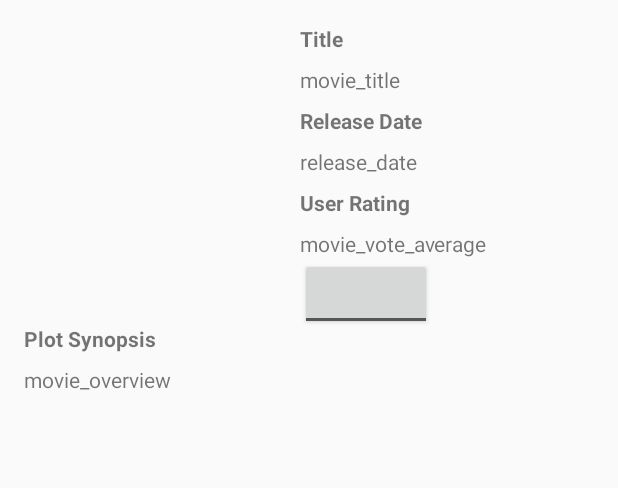
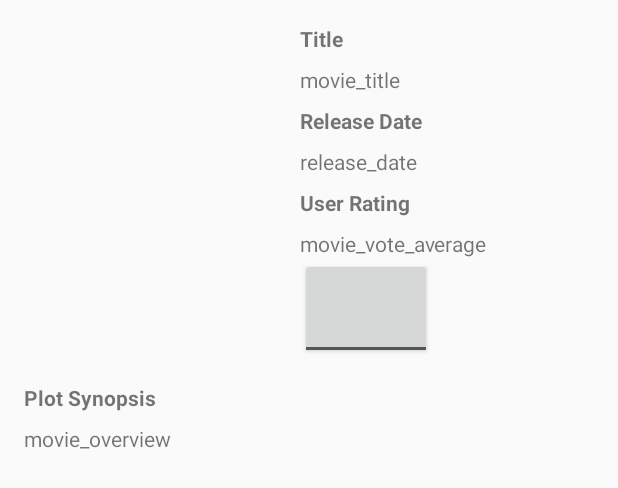
Before and after one commit to memreyilmaz/PopularMovies, an Android app: the layout activity_detail.xml on its own in the app's theme, with its tools: preview values and no code run, on a phone screen of 412 x 824 dp. Shown: the top 488 px of the screen. Run offline under Robolectric (Android 15) with nearby library versions, the phone set to English and light mode, and no system bars.

Commit message:
deleted logs added activity headers review card reformatted favourite star reformatted layout files reformatted

```diff
--- a/app/src/main/AndroidManifest.xml
+++ b/app/src/main/AndroidManifest.xml
@@ -20,6 +20,7 @@
         </activity>
         <activity
             android:name=".DetailActivity"
+            android:label="@string/details_title"
             android:parentActivityName=".MainActivity">
 
             <meta-data
@@ -36,7 +37,8 @@
                 android:value="com.example.android.popularmoviesstagetwo.MainActivity" />
         </activity>
         <activity
-            android:name=".FavouriteActivity">
+            android:name=".FavouriteActivity"
+            android:label="@string/favourites_title">
             <meta-data
                 android:name="android.support.PARENT_ACTIVITY"
                 android:value="com.example.android.popularmoviesstagetwo.MainActivity" />
--- a/app/src/main/java/com/example/android/popularmoviesstagetwo/adapters/TrailerAdapter.java
+++ b/app/src/main/java/com/example/android/popularmoviesstagetwo/adapters/TrailerAdapter.java
@@ -70,8 +70,6 @@ public class TrailerAdapter extends RecyclerView.Adapter<TrailerAdapter.TrailerA
         String youtubetrailerthumbnail = TRAILER_PATH_PREFIX + trailer.getKey() + TRAILER_PATH_SUFFIX;
         Picasso.with(context)
                 .load(youtubetrailerthumbnail)
-                //.resize(506, 759)
-                //.centerCrop()
                 .into(holder.trailerImageView);
         holder.trailerTextView.setText(trailer.getName());
     }
--- a/app/src/main/res/layout/activity_detail.xml
+++ b/app/src/main/res/layout/activity_detail.xml
@@ -72,20 +72,21 @@
             tools:text="movie_vote_average" />
 
         <ToggleButton
+            android:id="@+id/add_favourite_button"
             android:layout_width="wrap_content"
             android:layout_height="wrap_content"
-            android:id="@+id/add_favourite_button"
-            android:textOn=""
+            android:layout_below="@id/movie_vote_average"
+            android:layout_toEndOf="@id/movie_poster"
+            android:padding="24dp"
             android:textOff=""
-            android:layout_below="@id/movie_vote_average"
-            android:layout_toEndOf="@id/movie_poster"/>
+            android:textOn="" />
 
         <TextView
             android:id="@+id/movie_overview_textView"
             android:layout_width="wrap_content"
             android:layout_height="wrap_content"
-            android:layout_below="@id/movie_poster"
-            android:paddingLeft="16dp"
+            android:layout_below="@id/add_favourite_button"
+            android:paddingStart="16dp"
             android:paddingTop="16dp"
             android:text="@string/movie_overview_label"
             android:textStyle="bold" />
@@ -102,19 +103,17 @@
             tools:text="movie_overview" />
 
         <android.support.v7.widget.RecyclerView
-            android:layout_below="@id/movie_overview"
             android:id="@+id/movie_trailer_recycler_view"
             android:layout_width="match_parent"
-            android:layout_height="wrap_content">
+            android:layout_height="wrap_content"
+            android:layout_below="@id/movie_overview">
         </android.support.v7.widget.RecyclerView>
 
         <android.support.v7.widget.RecyclerView
-            android:layout_below="@id/movie_trailer_recycler_view"
             android:id="@+id/movie_review_recycler_view"
             android:layout_width="match_parent"
-            android:layout_height="wrap_content">
+            android:layout_height="wrap_content"
+            android:layout_below="@id/movie_trailer_recycler_view">
         </android.support.v7.widget.RecyclerView>
     </RelativeLayout>
-
-
 </ScrollView>
--- a/app/src/main/res/layout/activity_favourite.xml
+++ b/app/src/main/res/layout/activity_favourite.xml
@@ -11,10 +11,10 @@
     </android.support.v7.widget.RecyclerView>
 
     <TextView
-        android:id="@+id/empty_view"
+        android:id="@+id/favourites_empty_view"
         android:layout_width="wrap_content"
         android:layout_height="wrap_content"
         android:layout_gravity="center"
-        android:visibility="gone"
-        android:textAppearance="?android:textAppearanceMedium"/>
+        android:textAppearance="?android:textAppearanceMedium"
+        android:visibility="gone" />
 </FrameLayout>
--- a/app/src/main/res/layout/activity_main.xml
+++ b/app/src/main/res/layout/activity_main.xml
@@ -15,6 +15,6 @@
         android:layout_width="wrap_content"
         android:layout_height="wrap_content"
         android:layout_gravity="center"
-        android:visibility="gone"
-        android:textAppearance="?android:textAppearanceMedium"/>
+        android:textAppearance="?android:textAppearanceMedium"
+        android:visibility="gone" />
 </FrameLayout>
--- a/app/src/main/res/layout/movie_item.xml
+++ b/app/src/main/res/layout/movie_item.xml
@@ -8,7 +8,6 @@
         android:id="@+id/movie_poster"
         android:layout_width="match_parent"
         android:layout_height="match_parent"
-        android:scaleType="matrix"
         android:adjustViewBounds="true"
-        />
+        android:scaleType="matrix" />
 </LinearLayout>
--- a/app/src/main/res/layout/sort_activity.xml
+++ b/app/src/main/res/layout/sort_activity.xml
@@ -1,8 +1,7 @@
 <?xml version="1.0" encoding="utf-8"?>
-<fragment
+<fragment xmlns:android="http://schemas.android.com/apk/res/android"
+    xmlns:tools="http://schemas.android.com/tools"
     android:name="com.example.android.popularmoviesstagetwo.SortActivity$MoviePreferenceFragment"
-    xmlns:android="http://schemas.android.com/apk/res/android"
-    xmlns:tools="http://schemas.android.com/tools"
     android:layout_width="match_parent"
     android:layout_height="match_parent"
     tools:context="com.example.android.popularmoviesstagetwo.SortActivity">
--- a/app/src/main/res/values/strings.xml
+++ b/app/src/main/res/values/strings.xml
@@ -7,6 +7,8 @@
     <string name="movie_overview_label">Plot Synopsis</string>
 
     <string name="sort_title">Sort</string>
+    <string name="favourites_title">My Favourites</string>
+    <string name="details_title">Details</string>
 
     <string name="parcel_movie">PARCEL_MOVIE</string>
 
```
Also changed, not shown: app/src/main/res/layout/review_item.xml (+11 -7 lines), app/src/main/res/layout/trailer_item.xml (+8 -8 lines).
